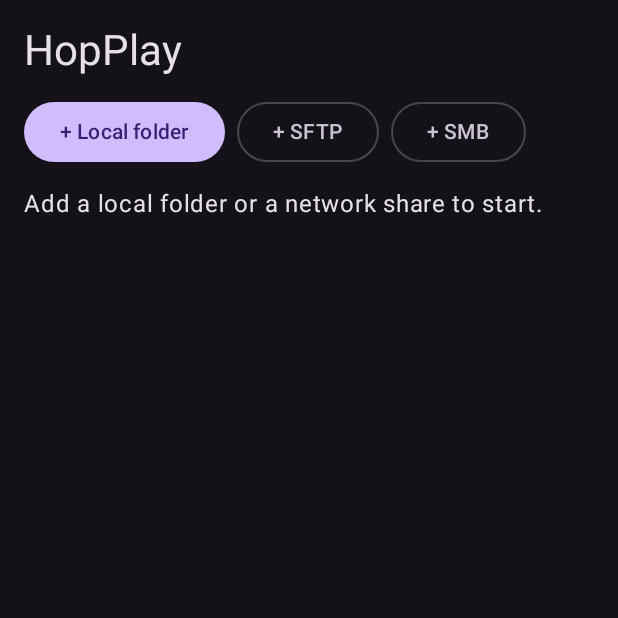
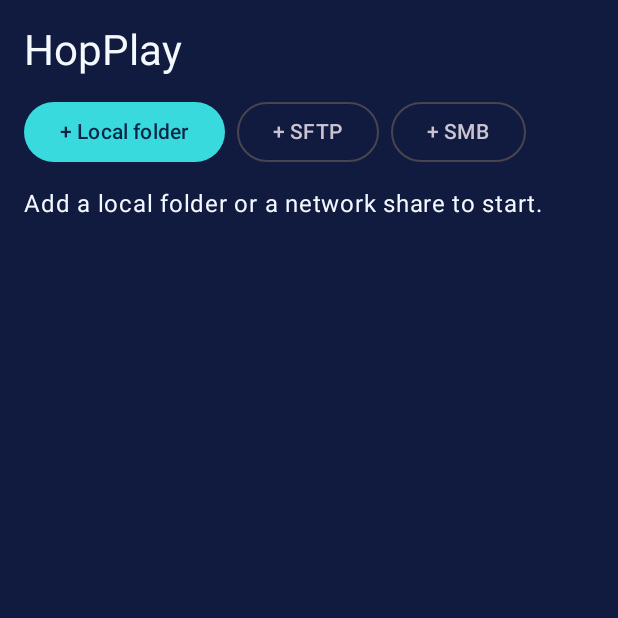
Before and after one commit to batuapi13/hopplay, an Android app built with Jetpack Compose: the screen it shows after launch (MainActivity), on a phone screen of 412 x 824 dp, the top half of it. Run offline under Robolectric (Android 15) with nearby library versions, the phone set to English and light mode, and no system bars; libraries missing offline, so code that uses them is left out: org.bouncycastle.jce; 5 statements that could not run were skipped.

Commit message:
Apply HopPlay navy teal Material3 color palette

```diff
--- a/app/src/main/java/com/hopplay/MainActivity.kt
+++ b/app/src/main/java/com/hopplay/MainActivity.kt
@@ -11,6 +11,7 @@ import androidx.activity.result.contract.ActivityResultContracts
 import androidx.activity.viewModels
 import androidx.compose.material3.MaterialTheme
 import androidx.compose.material3.darkColorScheme
+import androidx.compose.ui.graphics.Color
 import androidx.compose.runtime.Composable
 import com.hopplay.data.Connection
 import com.hopplay.data.Protocol
@@ -24,7 +25,16 @@ class MainActivity : ComponentActivity() {
     override fun onCreate(savedInstanceState: Bundle?) {
         super.onCreate(savedInstanceState)
         setContent {
-            MaterialTheme(colorScheme = darkColorScheme()) { Root(vm) }
+            MaterialTheme(colorScheme = darkColorScheme(
+                primary = Color(0xFF39DADD),
+                onPrimary = Color(0xFF082548),
+                secondary = Color(0xFF6CF5AB),
+                background = Color(0xFF0B1233),
+                surface = Color(0xFF111B40),
+                surfaceVariant = Color(0xFF1B2850),
+                onBackground = Color(0xFFF4F8FF),
+                onSurface = Color(0xFFF4F8FF),
+            )) { Root(vm) }
         }
     }
 
```
